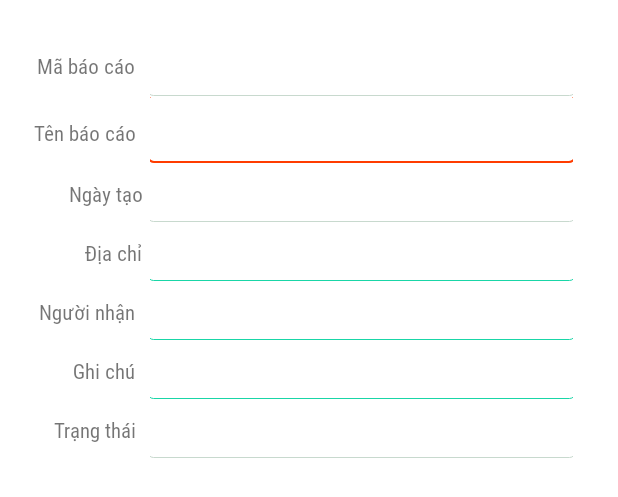
After one commit to n2t1212/Android, an Android app: the layout fragment_report_tech_form.xml on its own in the app's theme, with its tools: preview values and no code run, on a phone screen of 412 x 824 dp. The commit adds this screen. Shown: the top 497 px of the screen. Run offline under Robolectric (Android 15) with nearby library versions, the phone set to English and light mode, and no system bars.

Commit message:
update code

```diff
--- /dev/null
+++ b/app/src/main/res/layout/fragment_report_tech_form.xml
@@ -0,0 +1,203 @@
+<?xml version="1.0" encoding="utf-8"?>
+<LinearLayout
+    xmlns:android="http://schemas.android.com/apk/res/android"
+    xmlns:app="http://schemas.android.com/apk/res-auto"
+    xmlns:tools="http://schemas.android.com/tools"
+    android:layout_width="match_parent"
+    android:layout_height="match_parent"
+    android:paddingBottom="5dp"
+    android:background="@color/white"
+    android:orientation="vertical">
+
+    <ScrollView
+        android:layout_width="match_parent"
+        android:layout_height="match_parent"
+        android:fillViewport="true"
+        android:scrollbars="none">
+
+        <RelativeLayout
+            android:layout_width="match_parent"
+            android:layout_height="wrap_content">
+
+            <LinearLayout
+                android:layout_width="match_parent"
+                android:layout_height="wrap_content"
+                android:background="@android:color/white"
+                android:id="@+id/Layout_ReportTechItem"
+                android:paddingTop="20dp"
+                android:orientation="vertical">
+                <LinearLayout
+                    android:layout_width="match_parent"
+                    android:layout_height="wrap_content"
+                    android:orientation="horizontal"
+                    android:weightSum="2" >
+                    <com.mimi.mimigroup.ui.custom.CustomTextView
+                        android:layout_width="100dp"
+                        android:layout_height="wrap_content"
+                        android:layout_weight="0"
+                        android:gravity="right"
+                        android:padding="10dp"
+                        android:text="Mã báo cáo" />
+                    <com.mimi.mimigroup.ui.custom.CustomBoldEditText
+                        android:layout_width="match_parent"
+                        android:layout_height="wrap_content"
+                        android:text=""
+                        android:padding="10dp"
+                        android:layout_weight="0"
+                        android:id="@+id/tvReportCode"
+                        android:background="@drawable/edittext_readonly"
+                        android:layout_marginEnd="30dp"
+                        android:focusable="false"
+                        android:maxLines="1"
+                        android:gravity="left"/>
+                </LinearLayout>
+                <LinearLayout
+                    android:layout_width="match_parent"
+                    android:layout_height="wrap_content"
+                    android:orientation="horizontal"
+                    android:weightSum="2" >
+                    <com.mimi.mimigroup.ui.custom.CustomTextView
+                        android:layout_width="100dp"
+                        android:layout_height="wrap_content"
+                        android:layout_weight="0"
+                        android:gravity="right"
+                        android:padding="10dp"
+                        android:text="Tên báo cáo" />
+                    <com.mimi.mimigroup.ui.custom.CustomBoldEditText
+                        android:layout_width="match_parent"
+                        android:layout_height="wrap_content"
+                        android:text=""
+                        android:padding="10dp"
+                        android:layout_weight="0"
+                        android:id="@+id/tvReportName"
+                        android:background="@drawable/edittext"
+                        android:layout_marginEnd="30dp"
+                        android:gravity="left"/>
+                </LinearLayout>
+
+                <LinearLayout
+                    android:layout_width="match_parent"
+                    android:layout_height="wrap_content"
+                    android:orientation="horizontal"
+                    android:weightSum="2" >
+                    <com.mimi.mimigroup.ui.custom.CustomTextView
+                        android:layout_width="100dp"
+                        android:layout_height="wrap_content"
+                        android:layout_weight="0"
+                        android:gravity="right"
+                        android:padding="5dp"
+                        android:text="Ngày tạo" />
+                    <com.mimi.mimigroup.ui.custom.CustomBoldTextView
+                        android:layout_width="match_parent"
+                        android:layout_height="wrap_content"
+                        android:text=""
+                        android:padding="10dp"
+                        android:layout_weight="0"
+                        android:id="@+id/tvReportDay"
+                        android:background="@drawable/edittext_readonly"
+                        android:layout_marginEnd="30dp"
+                        android:gravity="left"/>
+                </LinearLayout>
+
+                <LinearLayout
+                    android:layout_width="match_parent"
+                    android:layout_height="wrap_content"
+                    android:orientation="horizontal"
+                    android:weightSum="2" >
+                    <com.mimi.mimigroup.ui.custom.CustomTextView
+                        android:layout_width="100dp"
+                        android:layout_height="wrap_content"
+                        android:layout_weight="0"
+                        android:gravity="right"
+                        android:padding="5dp"
+                        android:text="Địa chỉ" />
+                    <com.mimi.mimigroup.ui.custom.CustomBoldTextView
+                        android:layout_width="match_parent"
+                        android:layout_height="wrap_content"
+                        android:text=""
+                        android:padding="10dp"
+                        android:layout_weight="0"
+                        android:id="@+id/tvLocationAddress"
+                        android:background="@drawable/edittext"
+                        android:layout_marginEnd="30dp"
+                        android:gravity="left"/>
+                </LinearLayout>
+
+                <LinearLayout
+                    android:layout_width="match_parent"
+                    android:layout_height="wrap_content"
+                    android:orientation="horizontal"
+                    android:weightSum="2" >
+                    <com.mimi.mimigroup.ui.custom.CustomTextView
+                        android:layout_width="100dp"
+                        android:layout_height="wrap_content"
+                        android:layout_weight="0"
+                        android:gravity="right"
+                        android:padding="10dp"
+                        android:text="Người nhận" />
+                    <com.mimi.mimigroup.ui.custom.CustomBoldTextView
+                        android:layout_width="match_parent"
+                        android:layout_height="wrap_content"
+                        android:text=""
+                        android:padding="10dp"
+                        android:layout_weight="0"
+                        android:id="@+id/tvReceiverList"
+                        android:background="@drawable/edittext"
+                        android:layout_marginEnd="30dp"
+                        android:gravity="left"/>
+                </LinearLayout>
+
+                <LinearLayout
+                    android:layout_width="match_parent"
+                    android:layout_height="wrap_content"
+                    android:orientation="horizontal"
+                    android:weightSum="2" >
+                    <com.mimi.mimigroup.ui.custom.CustomTextView
+                        android:layout_width="100dp"
+                        android:layout_height="wrap_content"
+                        android:layout_weight="0"
+                        android:gravity="right"
+                        android:padding="10dp"
+                        android:text="Ghi chú" />
+                    <com.mimi.mimigroup.ui.custom.CustomBoldTextView
+                        android:layout_width="match_parent"
+                        android:layout_height="wrap_content"
+                        android:text=""
+                        android:padding="10dp"
+                        android:layout_weight="0"
+                        android:id="@+id/tvNotes"
+                        android:background="@drawable/edittext"
+                        android:layout_marginEnd="30dp"
+                        android:gravity="left"/>
+                </LinearLayout>
+
+
+                <LinearLayout
+                    android:layout_width="match_parent"
+                    android:layout_height="wrap_content"
+                    android:orientation="horizontal"
+                    android:weightSum="2" >
+                    <com.mimi.mimigroup.ui.custom.CustomTextView
+                        android:layout_width="100dp"
+                        android:layout_height="wrap_content"
+                        android:layout_weight="0"
+                        android:gravity="right"
+                        android:padding="10dp"
+                        android:text="Trạng thái" />
+                    <com.mimi.mimigroup.ui.custom.CustomBoldTextView
+                        android:layout_width="match_parent"
+                        android:layout_height="wrap_content"
+                        android:text=""
+                        android:padding="10dp"
+                        android:layout_weight="0"
+                        android:id="@+id/tvIsStatus"
+                        android:background="@drawable/edittext_readonly"
+                        android:layout_marginEnd="30dp"
+                        android:gravity="left"/>
+                </LinearLayout>
+
+            </LinearLayout>
+        </RelativeLayout>
+    </ScrollView>
+
+</LinearLayout>
```
Also changed, not shown: app/src/main/java/com/mimi/mimigroup/ui/utility/ReportTechActivity.java (+27 -5 lines), app/src/main/java/com/mimi/mimigroup/ui/utility/ReportTechFormActivity.java (added, +69 -0 lines), app/src/main/java/com/mimi/mimigroup/ui/utility/ReportTechFormItemFragment.java (added, +151 -0 lines), app/src/main/java/com/mimi/mimigroup/ui/utility/ReportTechMarketItemFragment.java (added, +23 -0 lines), app/src/main/res/layout/activity_report_tech_form.xml (added, +143 -0 lines), app/src/main/res/layout/fragment_report_tech_market_form.xml (added, +85 -0 lines).
